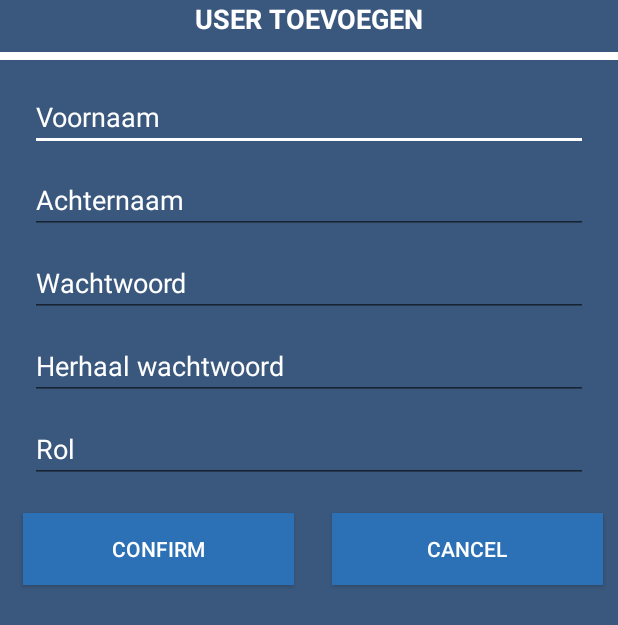
After one commit to KevinD25/DijkelApp, an Android app: the layout custompraesidiumdialog.xml on its own in the app's theme, with its tools: preview values and no code run, on a phone screen of 412 x 824 dp. The commit adds this screen. Shown: the top 625 px of the screen. Run offline under Robolectric (Android 15) with nearby library versions, the phone set to English and light mode, and no system bars.

Commit message:
Users and login fixed

```diff
--- a/Application/app/src/main/AndroidManifest.xml
+++ b/Application/app/src/main/AndroidManifest.xml
@@ -4,6 +4,7 @@
           package="com.davis.kevin.dijkelapp">
 
     <application
+            android:name=".DOM.MyApplication"
             android:allowBackup="true"
             android:icon="@mipmap/ic_launcher"
             android:label="@string/app_name"
@@ -27,6 +28,8 @@
         </activity>
         <activity android:name=".SchachtDetailActivity">
         </activity>
+        <activity android:name=".PraesidiumActivity">
+        </activity>
     </application>
 
 </manifest>
--- /dev/null
+++ b/Application/app/src/main/res/layout/custompraesidiumdialog.xml
@@ -0,0 +1,113 @@
+<?xml version="1.0" encoding="utf-8"?>
+<android.support.constraint.ConstraintLayout xmlns:android="http://schemas.android.com/apk/res/android"
+                                             android:layout_width="match_parent"
+                                             android:layout_height="match_parent"
+                                             android:background="@color/colorPrimaryDark">
+
+    <LinearLayout
+            android:orientation="vertical"
+            android:layout_width="match_parent"
+            android:layout_height="match_parent">
+        <TextView
+                android:text="USER TOEVOEGEN"
+                android:layout_width="match_parent"
+                android:layout_height="wrap_content" android:id="@+id/textView2"
+                android:textColor="@color/colorAccent"
+                android:gravity="center"
+                android:layout_marginBottom="10dp"
+                android:textSize="8pt"
+                android:textStyle="bold"/>
+        <View
+                android:id="@+id/divider"
+                android:layout_width="match_parent"
+                android:layout_height="5dp"
+                android:background="@color/colorAccent"
+                android:layout_marginBottom="15dp"
+        />
+        <EditText
+                android:layout_width="match_parent"
+                android:layout_height="wrap_content"
+                android:inputType="textPersonName"
+                android:hint="Voornaam"
+                android:ems="10"
+                android:id="@+id/txtVoornaam"
+                android:textColor="@color/colorAccent"
+                android:layout_marginLeft="20dp"
+                android:layout_marginRight="20dp"
+                android:layout_marginBottom="10dp"
+                android:textColorHint="@color/colorAccent"/>
+        <EditText
+                android:layout_width="match_parent"
+                android:layout_height="wrap_content"
+                android:inputType="textPersonName"
+                android:hint="Achternaam"
+                android:ems="10"
+                android:id="@+id/txtAchternaam"
+                android:textColor="@color/colorAccent"
+                android:layout_marginLeft="20dp"
+                android:layout_marginRight="20dp"
+                android:layout_marginBottom="10dp"
+                android:textColorHint="@color/colorAccent"/>
+        <EditText
+                android:layout_width="match_parent"
+                android:layout_height="wrap_content"
+                android:inputType="textPassword"
+                android:hint="Wachtwoord"
+                android:ems="10"
+                android:id="@+id/txtpassword"
+                android:textColor="@color/colorAccent"
+                android:layout_marginLeft="20dp"
+                android:layout_marginRight="20dp"
+                android:layout_marginBottom="10dp"
+                android:textColorHint="@color/colorAccent"/>
+        <EditText
+                android:layout_width="match_parent"
+                android:layout_height="wrap_content"
+                android:inputType="textPassword"
+                android:hint="Herhaal wachtwoord"
+                android:ems="10"
+                android:id="@+id/txtpassword2"
+                android:textColor="@color/colorAccent"
+                android:layout_marginLeft="20dp"
+                android:layout_marginRight="20dp"
+                android:layout_marginBottom="10dp"
+                android:textColorHint="@color/colorAccent"/>
+        <EditText
+                android:layout_width="match_parent"
+                android:layout_height="wrap_content"
+                android:inputType="textPersonName"
+                android:hint="Rol"
+                android:ems="10"
+                android:id="@+id/txtRol"
+                android:textColor="@color/colorAccent"
+                android:layout_marginLeft="20dp"
+                android:layout_marginRight="20dp"
+                android:layout_marginBottom="10dp"
+                android:textColorHint="@color/colorAccent"/>
+        <LinearLayout
+                android:orientation="horizontal"
+                android:layout_width="match_parent"
+                android:layout_height="match_parent">
+            <Button
+                    android:text="CONFIRM"
+                    android:layout_width="wrap_content"
+                    android:layout_height="wrap_content" android:id="@+id/btnConfirm" android:layout_weight="1"
+                    android:background="@color/colorPrimary"
+                    android:textColor="@color/colorAccent"
+                    android:layout_marginTop="10dp"
+                    android:layout_marginLeft="15dp"
+                    android:layout_marginBottom="10dp"
+                    android:layout_marginRight="10dp"/>
+            <Button
+                    android:text="CANCEL"
+                    android:layout_width="wrap_content"
+                    android:layout_height="wrap_content" android:id="@+id/btnCancel" android:layout_weight="1"
+                    android:background="@color/colorPrimary"
+                    android:textColor="@color/colorAccent"
+                    android:layout_marginTop="10dp"
+                    android:layout_marginLeft="15dp"
+                    android:layout_marginBottom="10dp"
+                    android:layout_marginRight="10dp"/>
+        </LinearLayout>
+    </LinearLayout>
+</android.support.constraint.ConstraintLayout>
```
Also changed, not shown: Application/app/src/main/java/com/davis/kevin/dijkelapp/Adapters/UserLijstAdapter.kt (added, +42 -0 lines), Application/app/src/main/java/com/davis/kevin/dijkelapp/DOM/Hashing.kt (added, +35 -0 lines), Application/app/src/main/java/com/davis/kevin/dijkelapp/DOM/MyApplication.kt (added, +9 -0 lines), Application/app/src/main/java/com/davis/kevin/dijkelapp/LoginActivity.kt (+60 -72 lines), Application/app/src/main/java/com/davis/kevin/dijkelapp/MainActivity.kt (+8 -0 lines), Application/app/src/main/java/com/davis/kevin/dijkelapp/PraesidiumActivity.kt (added, +146 -0 lines), Application/app/src/main/java/com/davis/kevin/dijkelapp/SettingsActivity.kt (+38 -1 lines), Application/app/src/main/res/layout/activity_praesidium.xml (added, +54 -0 lines), Application/app/src/main/res/layout/activity_settings.xml (+24 -4 lines), Application/app/src/main/res/values/strings.xml (+7 -0 lines).
